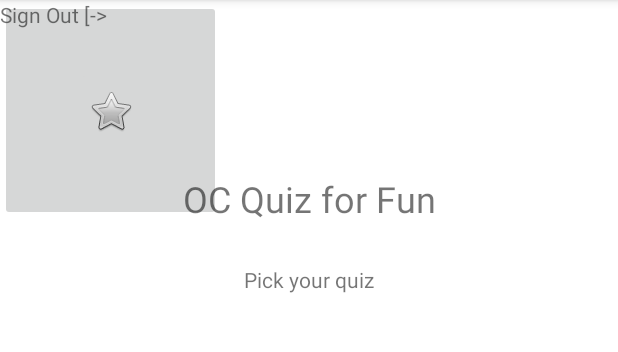
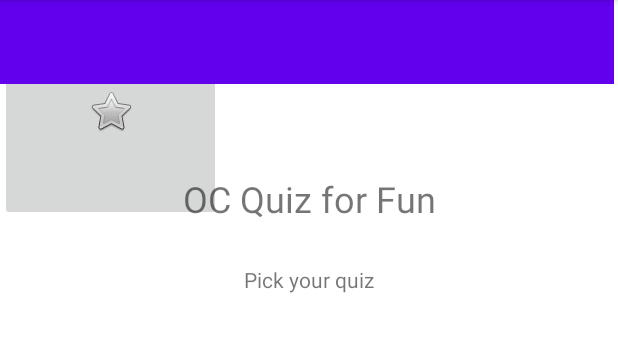
Before and after one commit to copespium/Assignment2, an Android app: the Menu screen opened directly, with no data from a screen before it, on a phone screen of 412 x 824 dp, the part 84-436 px from its top. Run offline under Robolectric (Android 15) with nearby library versions, the phone set to English and light mode, and no system bars.

Commit message:
Commit #2

```diff
--- a/app/src/main/java/com/example/assignment2/MainActivity.java
+++ b/app/src/main/java/com/example/assignment2/MainActivity.java
@@ -43,7 +43,6 @@ public class MainActivity extends AppCompatActivity {
 
         System.out.println("test");
     }
-
     private void finishscreen() {
         this.finish();
     }
--- a/app/src/main/res/layout/activity_home.xml
+++ b/app/src/main/res/layout/activity_home.xml
@@ -10,10 +10,11 @@
         android:id="@+id/LoginText"
         android:layout_width="wrap_content"
         android:layout_height="wrap_content"
-        android:layout_marginTop="116dp"
+        android:layout_marginTop="56dp"
         android:text="Sign Up"
         android:textSize="24sp"
         app:layout_constraintEnd_toEndOf="parent"
+        app:layout_constraintHorizontal_bias="0.516"
         app:layout_constraintStart_toStartOf="parent"
         app:layout_constraintTop_toTopOf="parent" />
 
--- a/app/src/main/res/layout/activity_login.xml
+++ b/app/src/main/res/layout/activity_login.xml
@@ -10,7 +10,7 @@
         android:id="@+id/LoginText"
         android:layout_width="wrap_content"
         android:layout_height="wrap_content"
-        android:layout_marginTop="116dp"
+        android:layout_marginTop="56dp"
         android:text="Login"
         android:textSize="24sp"
         app:layout_constraintEnd_toEndOf="parent"
@@ -21,7 +21,7 @@
         android:id="@+id/usernameText"
         android:layout_width="wrap_content"
         android:layout_height="wrap_content"
-        android:layout_marginTop="64dp"
+        android:layout_marginTop="40dp"
         android:text="Username"
         app:layout_constraintEnd_toEndOf="parent"
         app:layout_constraintHorizontal_bias="0.095"
--- a/app/src/main/res/layout/activity_menu.xml
+++ b/app/src/main/res/layout/activity_menu.xml
@@ -39,8 +39,8 @@
         android:id="@+id/imageButton"
         android:layout_width="61dp"
         android:layout_height="57dp"
-        tools:layout_editor_absoluteX="334dp"
-        tools:layout_editor_absoluteY="16dp"
+        tools:layout_editor_absoluteX="322dp"
+        tools:layout_editor_absoluteY="131dp"
         tools:srcCompat="@tools:sample/avatars" />
 
     <ImageButton
@@ -51,11 +51,14 @@
         tools:layout_editor_absoluteY="242dp"
         tools:srcCompat="@tools:sample/avatars" />
 
-    <TextView
-        android:id="@+id/signOutText"
-        android:layout_width="wrap_content"
+    <com.google.android.material.appbar.MaterialToolbar
+        android:id="@+id/materialToolbar"
+        android:layout_width="409dp"
         android:layout_height="wrap_content"
-        android:text="Sign Out [->"
-        tools:layout_editor_absoluteX="16dp"
-        tools:layout_editor_absoluteY="16dp" />
+        android:background="?attr/colorPrimary"
+        android:minHeight="?attr/actionBarSize"
+        android:theme="?attr/actionBarTheme"
+        tools:layout_editor_absoluteX="1dp"
+        tools:layout_editor_absoluteY="1dp" />
+
 </androidx.constraintlayout.widget.ConstraintLayout>
```
Also changed, not shown: app/src/main/res/layout/activity_main.xml (+8 -6 lines), app/src/main/res/drawable/Bulb.png (added).
